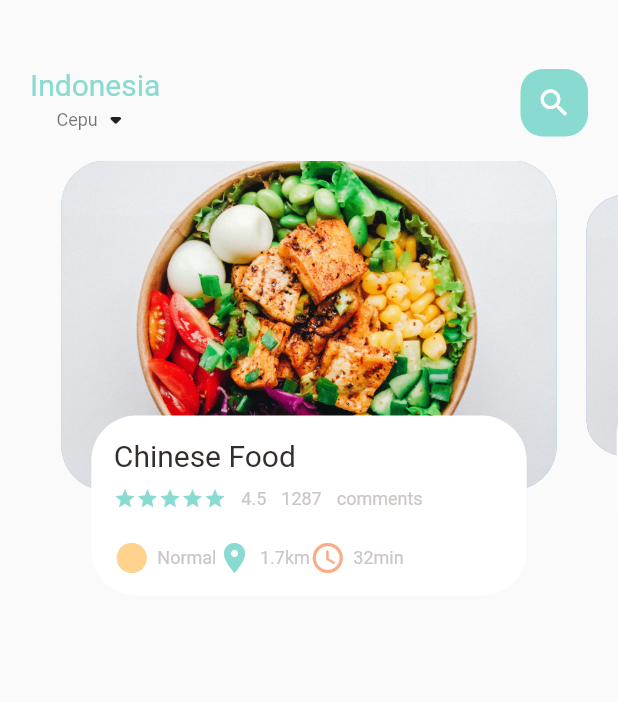
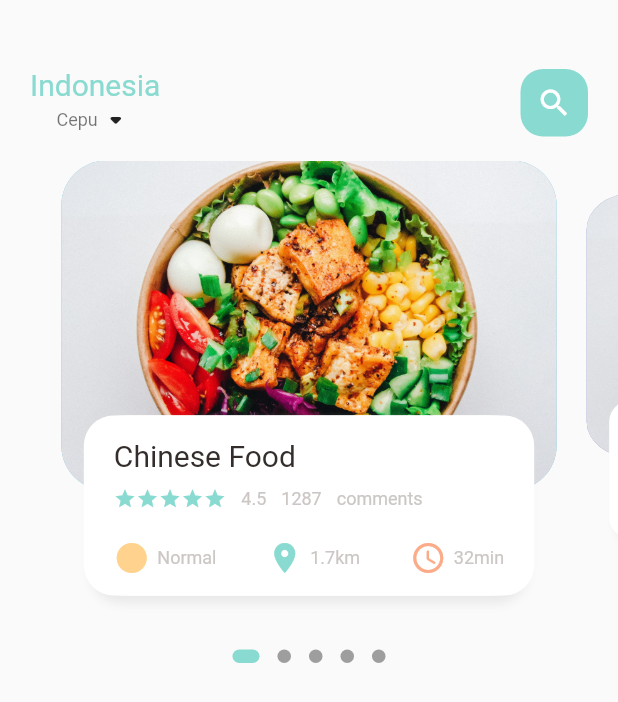
Before and after one commit to enjoyghozi/madangMobileApp, a Flutter app: the screen it shows after launch, on a phone screen of 412 x 824 dp. Shown: the top 702 px of the screen. Run offline on Flutter 3.47's test engine with Material 2 defaults, Android fonts, the phone set to English and light mode, and no system bars; drawn by our look-alikes of dots_indicator.

Commit message:
Menambah dots

```diff
--- a/lib/home/food_page_body.dart
+++ b/lib/home/food_page_body.dart
@@ -1,5 +1,6 @@
-import 'dart:ffi';
+import 'dart:ui';
 
+import 'package:dots_indicator/dots_indicator.dart';
 import 'package:flutter/cupertino.dart';
 import 'package:flutter/material.dart';
 import 'package:flutter/src/foundation/key.dart';
@@ -39,7 +40,9 @@ class _FoodPageBodyState extends State<FoodPageBody> {
 
   @override
   Widget build(BuildContext context) {
-    return Container(
+    return Column(
+      children: [
+        Container(
           // color: Colors.redAccent,
           height: 320,
           child: PageView.builder(
@@ -48,6 +51,19 @@ class _FoodPageBodyState extends State<FoodPageBody> {
               itemBuilder: (context, position) {
                 return _buildPageItem(position);
               }),
+        ),
+        new DotsIndicator(
+          dotsCount: 5,
+          position: _currPageValue,
+          decorator: DotsDecorator(
+            activeColor: AppColors.mainColor,
+            size: const Size.square(9.0),
+            activeSize: const Size(18.0, 9.0),
+            activeShape: RoundedRectangleBorder(
+                borderRadius: BorderRadius.circular(5.0)),
+          ),
+        )
+      ],
     );
   }
 
@@ -97,9 +113,23 @@ class _FoodPageBodyState extends State<FoodPageBody> {
               height: 120,
               margin: EdgeInsets.only(left: 30, right: 30, bottom: 30),
               decoration: BoxDecoration(
-                borderRadius: BorderRadius.circular(30),
+                  borderRadius: BorderRadius.circular(20),
                   color: Colors.white,
+                  boxShadow: [
+                    BoxShadow(
+                      color: Color(0xFFe8e8e8),
+                      blurRadius: 5.0,
+                      offset: Offset(0, 5),
                     ),
+                    BoxShadow(
+                      color: Colors.white,
+                      offset: Offset(-5, 0),
+                    ),
+                    BoxShadow(
+                      color: Colors.white,
+                      offset: Offset(5, 0),
+                    ),
+                  ]),
               child: Container(
                 padding: EdgeInsets.only(top: 15, left: 15, right: 15),
                 child: Column(
@@ -134,6 +164,7 @@ class _FoodPageBodyState extends State<FoodPageBody> {
                       height: 20,
                     ),
                     Row(
+                      mainAxisAlignment: MainAxisAlignment.spaceBetween,
                       children: [
                         IconAndTextWidget(
                             icon: Icons.circle_sharp,
--- a/lib/home/main_food_page.dart
+++ b/lib/home/main_food_page.dart
@@ -18,6 +18,7 @@ class _MainFoodPageState extends State<MainFoodPage> {
     return Scaffold(
       body: Column(
         children: [
+          //Showing Header
           Container(
             child: Container(
               margin: EdgeInsets.only(top: 45, bottom: 15),
@@ -60,6 +61,7 @@ class _MainFoodPageState extends State<MainFoodPage> {
               ),
             ),
           ),
+          //Showing Body
           FoodPageBody(),
         ],
       ),
--- a/pubspec.yaml
+++ b/pubspec.yaml
@@ -29,6 +29,7 @@ environment:
 dependencies:
   flutter:
     sdk: flutter
+  dots_indicator: ^2.1.0
 
 
   # The following adds the Cupertino Icons font to your application.
```
Also changed, not shown: pubspec.lock. Lines whose indentation alone changed are shown as unchanged.
